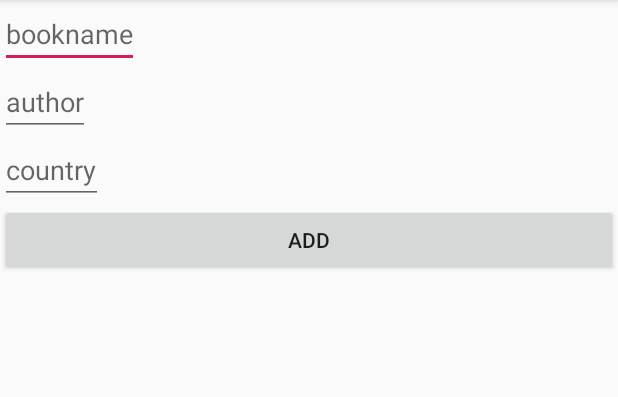
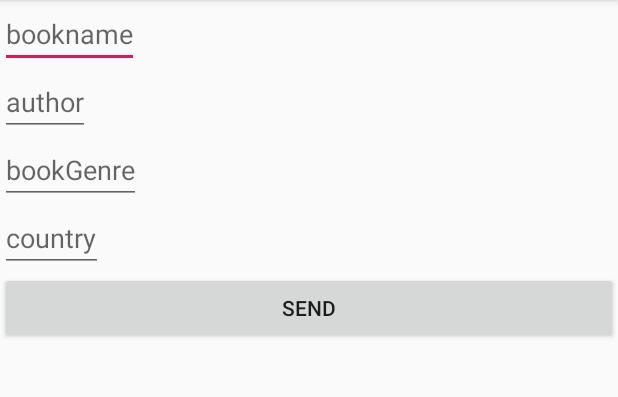
Before and after one commit to PURAT/Solution, an Android app: the FireBaseTestActivity screen opened directly, with no data from a screen before it, on a phone screen of 412 x 824 dp, the part 84-481 px from its top. Run offline under Robolectric (Android 15) with nearby library versions, the phone set to English and light mode, and no system bars; our stand-ins replace Firebase (no records; nobody signed in at launch, a user with empty details on screens opened directly).

Commit message:
- The app connected to FireBase Realtime Database

```diff
--- a/app/build.gradle
+++ b/app/build.gradle
@@ -25,7 +25,7 @@ dependencies {
     implementation 'androidx.appcompat:appcompat:1.0.2'
     implementation 'androidx.constraintlayout:constraintlayout:1.1.3'
     implementation 'com.google.firebase:firebase-auth:17.0.0'
-    implementation 'com.google.firebase:firebase-database:19.2.1'
+    implementation 'com.google.firebase:firebase-database:17.0.0'
     testImplementation 'junit:junit:4.12'
     androidTestImplementation 'androidx.test:runner:1.1.1'
     androidTestImplementation 'androidx.test.espresso:espresso-core:3.1.1'
--- a/app/src/main/java/ru/startandroid/booknet/Constants.java
+++ b/app/src/main/java/ru/startandroid/booknet/Constants.java
@@ -1,7 +1,10 @@
 package ru.startandroid.booknet;
 
+import com.google.firebase.database.DatabaseReference;
 import com.google.firebase.database.FirebaseDatabase;
 
 public class Constants {
-
+public static FirebaseDatabase DATABASE = FirebaseDatabase.getInstance();
+public static DatabaseReference REFERENCE_BOOK = DATABASE.getReference("Books");
+public static DatabaseReference REFERENCE_USER = DATABASE.getReference("Users");
 }
--- a/app/src/main/java/ru/startandroid/booknet/EmailPasswordActivity.java
+++ b/app/src/main/java/ru/startandroid/booknet/EmailPasswordActivity.java
@@ -39,6 +39,7 @@ public class EmailPasswordActivity extends AppCompatActivity {
         String emailText = email.getText().toString();
         String passwordText = password.getText().toString();
         createAccount(emailText,passwordText);
+        startActivity(intent);
     }
 
     @Override
@@ -47,6 +48,7 @@ public class EmailPasswordActivity extends AppCompatActivity {
         // Check if user is signed in (non-null) and update UI accordingly.
         FirebaseUser currentUser = mAuth.getCurrentUser();
     }
+
     public void createAccount(String email, String password){
         mAuth.createUserWithEmailAndPassword(email, password)
                 .addOnCompleteListener(this, new OnCompleteListener<AuthResult>() {
@@ -56,8 +58,6 @@ public class EmailPasswordActivity extends AppCompatActivity {
                             // Sign in success, update UI with the signed-in user's information
                             FirebaseUser user = mAuth.getCurrentUser();
                             Toast.makeText(EmailPasswordActivity.this,"Успешно",Toast.LENGTH_SHORT).show();
-                            startActivity(intent);
-
                             //without UI
                         } else {
                             // If sign in fails, display a message to the user.
@@ -76,7 +76,6 @@ public class EmailPasswordActivity extends AppCompatActivity {
                             Toast.makeText(EmailPasswordActivity.this,"Успешно",Toast.LENGTH_SHORT);
                             //without UI
                             FirebaseUser user = mAuth.getCurrentUser();
-                            startActivity(intent);
                         } else {
                             // If sign in fails, display a message to the user.
                             Toast.makeText(EmailPasswordActivity.this,"Не успешно",Toast.LENGTH_SHORT);
--- a/app/src/main/java/ru/startandroid/booknet/FireBaseTestActivity.java
+++ b/app/src/main/java/ru/startandroid/booknet/FireBaseTestActivity.java
@@ -3,11 +3,10 @@ package ru.startandroid.booknet;
 import androidx.appcompat.app.AppCompatActivity;
 
 import android.os.Bundle;
-import android.text.TextUtils;
 import android.view.View;
 import android.widget.Button;
 import android.widget.EditText;
-import android.widget.Toast;
+import static ru.startandroid.booknet.Constants.*;
 
 import com.google.firebase.database.DataSnapshot;
 import com.google.firebase.database.DatabaseError;
@@ -19,49 +18,26 @@ public class FireBaseTestActivity extends AppCompatActivity {
     EditText bookName;
     EditText bookAuthor;
     EditText bookCountry;
+    EditText bookGenre;
     Button addButton;
-    DatabaseReference databaseBook;
 
     @Override
     protected void onCreate(Bundle savedInstanceState) {
         super.onCreate(savedInstanceState);
         setContentView(R.layout.activity_firebase_test);
 
-        databaseBook = FirebaseDatabase.getInstance().getReference("books");
-
-        // Read from the database
-        databaseBook.addValueEventListener(new ValueEventListener() {
-            @Override
-            public void onDataChange(DataSnapshot dataSnapshot) {
-                // This method is called once with the initial value and again
-                // whenever data at this location is updated.
-                String value = dataSnapshot.getValue(String.class);
-               // Log.d(TAG, "Value is: " + value);
-            }
-
-            @Override
-            public void onCancelled(DatabaseError error) {
-                // Failed to read value
-                //Log.w(TAG, "Failed to read value.", error.toException());
-            }
-        });
-
-        bookName = (EditText)findViewById(R.id.bookName);
-        bookAuthor = (EditText)findViewById(R.id.bookAuthor);
-        bookCountry = (EditText)findViewById(R.id.bookCountry);
+        bookName = (EditText) findViewById(R.id.bookName);
+        bookAuthor = (EditText) findViewById(R.id.bookAuthor);
+        bookGenre = (EditText) findViewById(R.id.bookGenre);
+        bookCountry = (EditText) findViewById(R.id.bookCountry);
         addButton = (Button) findViewById(R.id.addButton);
-
     }
-    public void onClickAddBook(View view){
-        String name = bookName.getText().toString().trim();
+    public void onClickSend(View view){
+        String name = bookName.getText().toString();
         String author = bookAuthor.getText().toString();
+        String genre = bookGenre.getText().toString();
         String country = bookCountry.getText().toString();
-
-            String id = databaseBook.push().getKey();
-            Book book = new Book(id, name,author,"Science",country);
-            databaseBook.child(id).setValue(book);
-            System.out.println(name+"это имя");
-            System.out.println(author+"это author");
-            System.out.println(country+"это country");
+        Book book = new Book(name,author,genre,country);
+        REFERENCE_BOOK.child(book.getId()).setValue(book);
     }
 }
--- a/app/src/main/java/ru/startandroid/booknet/MainActivity.java
+++ b/app/src/main/java/ru/startandroid/booknet/MainActivity.java
@@ -24,13 +24,15 @@ import com.google.firebase.database.FirebaseDatabase;
 import com.google.firebase.database.ValueEventListener;
 
 public class MainActivity extends AppCompatActivity {
+    public static User user = null;
+
     @Override
     protected void onCreate(Bundle savedInstanceState) {
         super.onCreate(savedInstanceState);
         setContentView(R.layout.activity_main);
     }
     public void goSigning(View view){
-        Intent intent = new Intent(this, FireBaseTestActivity.class);
+        Intent intent = new Intent(this, EmailPasswordActivity.class);
         startActivity(intent);
     }
 
--- a/app/src/main/java/ru/startandroid/booknet/User.java
+++ b/app/src/main/java/ru/startandroid/booknet/User.java
@@ -1,9 +1,11 @@
 package ru.startandroid.booknet;
+
+import com.google.firebase.auth.FirebaseUser;
 
 import java.util.ArrayList;
 import java.util.List;
 
-public class User {
+public class User{
     private  String name;
     private int age;
     private List<Book> userStoryList = new ArrayList<>();
--- a/app/src/main/res/layout/activity_firebase_test.xml
+++ b/app/src/main/res/layout/activity_firebase_test.xml
@@ -18,6 +18,11 @@
         android:layout_height="wrap_content"
         android:hint="author"/>
     <EditText
+        android:id="@+id/bookGenre"
+        android:layout_width="wrap_content"
+        android:layout_height="wrap_content"
+        android:hint="bookGenre"/>
+    <EditText
         android:id="@+id/bookCountry"
         android:layout_width="wrap_content"
         android:layout_height="wrap_content"
@@ -27,7 +32,7 @@
         android:id="@+id/addButton"
         android:layout_width="match_parent"
         android:layout_height="wrap_content"
-        android:text="Add"
-        android:onClick="onClickAddBook"/>
+        android:text="Send"
+        android:onClick="onClickSend"/>
 
 </LinearLayout>
```
Also changed, not shown: app/src/main/java/ru/startandroid/booknet/Book.java (+15 -9 lines).
